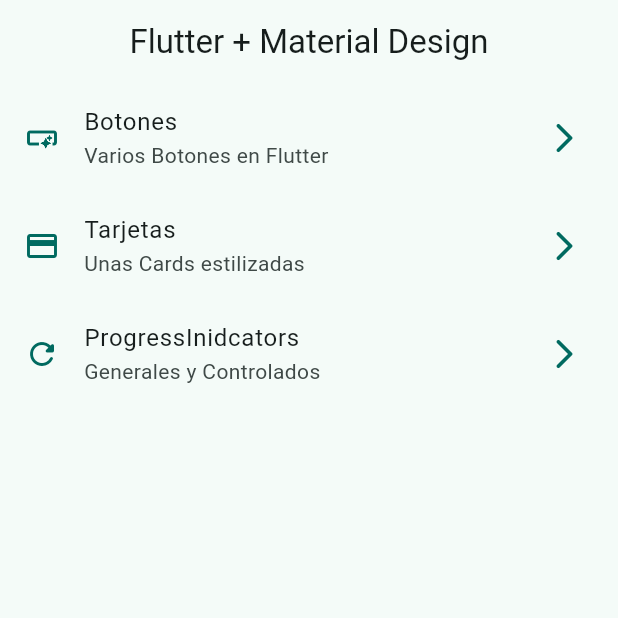
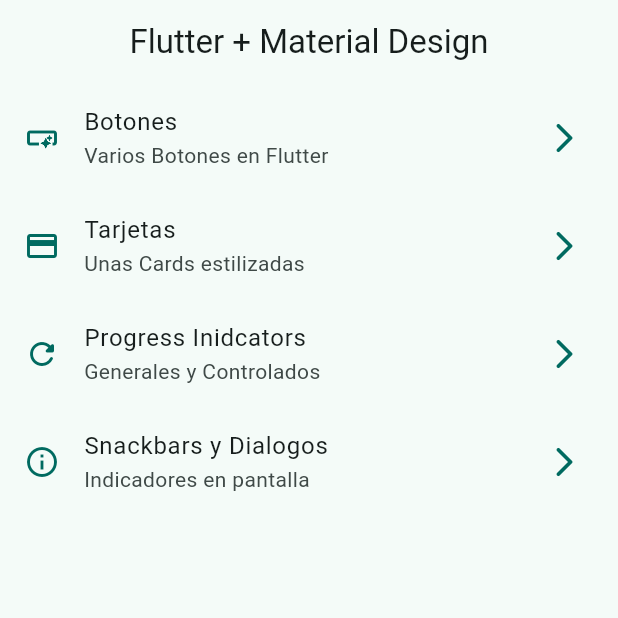
Before and after one commit to ldiazg97/Flutter-Course, a Flutter app: the screen it shows after launch, on a phone screen of 412 x 824 dp, the top half of it. Run offline on Flutter 3.47's test engine with Material 3 defaults, Android fonts, the phone set to English and light mode, and no system bars; our stand-ins replace go_router.

Commit message:
Añadir pantalla de Snackbars y Diálogos con funcionalidad para mostrar mensajes y diálogos personalizados

```diff
--- a/lib/config/menu/menu_items.dart
+++ b/lib/config/menu/menu_items.dart
@@ -28,9 +28,15 @@ const appMenuItems = <MenuItems>[
     icon: Icons.credit_card,
   ),
   MenuItems(
-    title: 'ProgressInidcators',
+    title: 'Progress Inidcators',
     subTitle: 'Generales y Controlados',
     link: '/progress',
     icon: Icons.refresh_rounded,
   ),
+  MenuItems(
+    title: 'Snackbars y Dialogos',
+    subTitle: 'Indicadores en pantalla',
+    link: '/snackbars',
+    icon: Icons.info_outline,
+  ),
 ];
--- a/lib/config/router/app_router.dart
+++ b/lib/config/router/app_router.dart
@@ -15,5 +15,9 @@ final appRouter = GoRouter(
       path: '/progress',
       builder: (context, state) => const ProgressScreen(),
     ),
+    GoRoute(
+      path: '/snackbars',
+      builder: (context, state) => const SnackbarScreen(),
+    ),
   ],
 );
--- a/lib/main.dart
+++ b/lib/main.dart
@@ -12,6 +12,7 @@ class MainApp extends StatelessWidget {
   @override
   Widget build(BuildContext context) {
     return MaterialApp.router(
+      title: "Flutter Widgets",
       routerConfig: appRouter,
       debugShowCheckedModeBanner: false,
       theme: AppTheme(selectedColor: 5).getTheme(),
```
Also changed, not shown: lib/presentations/screens/snackbar/snackbar_screen.dart (+68 -1 lines).
